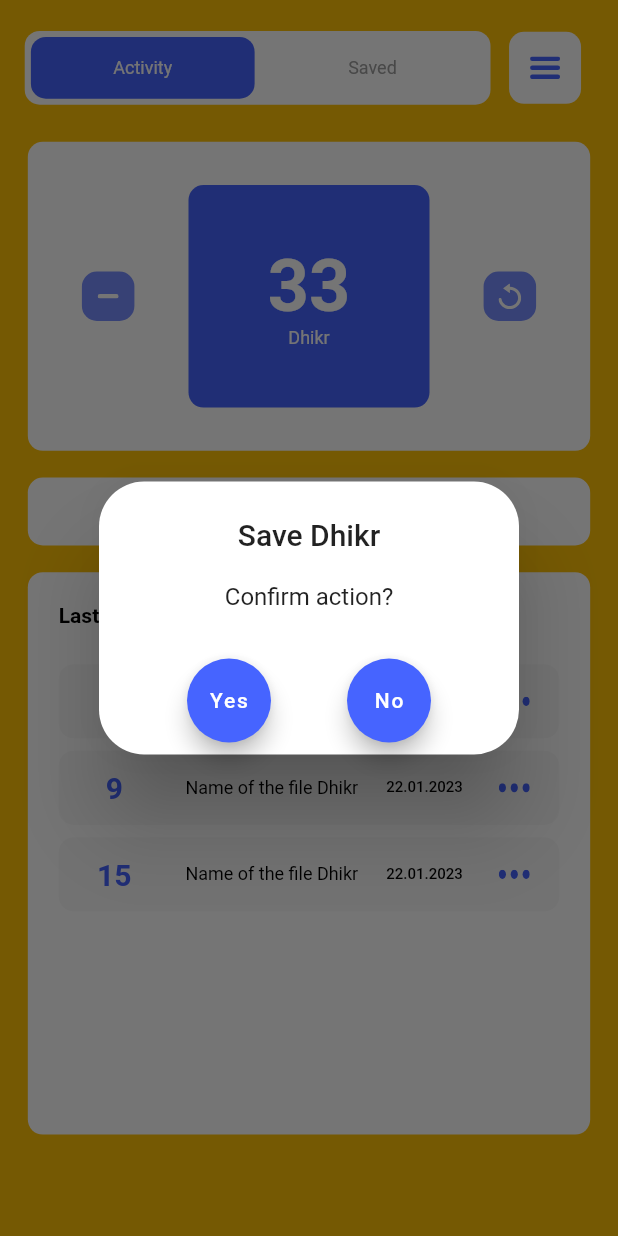
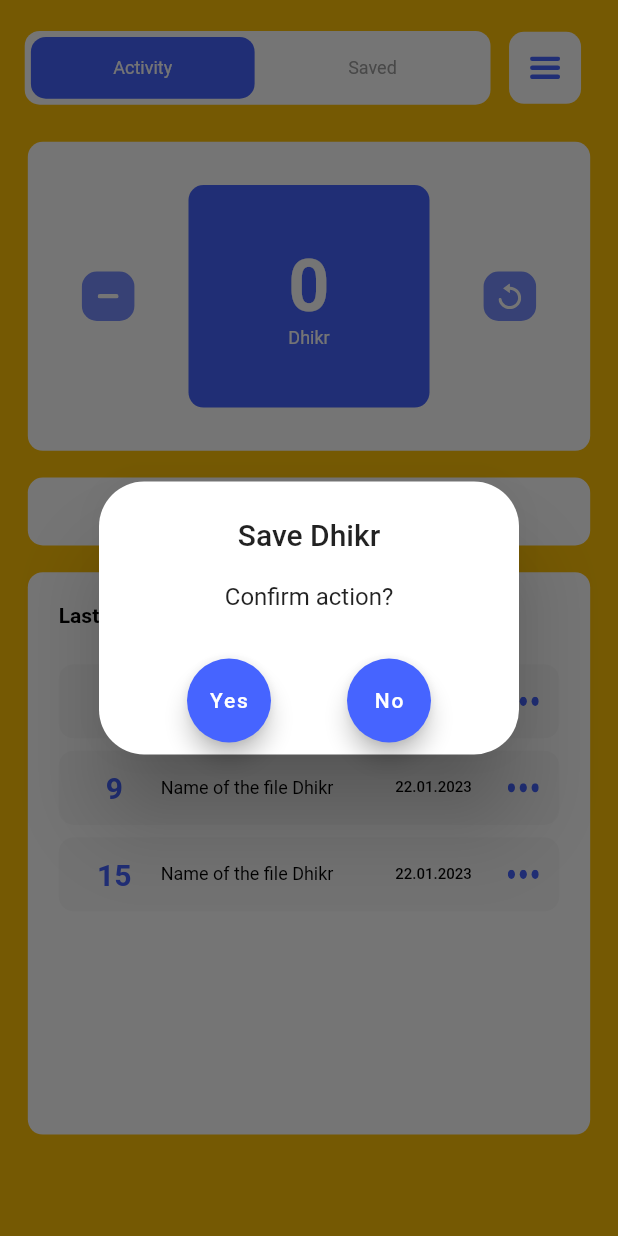
Before and after one commit to Kuzetov-Alexander/project_tasbik, a Flutter app: the screen it shows after launch, after a tap on "Save Dhikr", on a phone screen of 412 x 824 dp. Run offline on Flutter 3.47's test engine with Material 2 defaults, Android fonts, the phone set to English and light mode, and no system bars; our stand-ins replace flutter_svg, shared_preferences, sizer.

Commit message:
01.02.2023

```diff
--- a/lib/main.dart
+++ b/lib/main.dart
@@ -32,6 +32,10 @@ class MyHomePage extends StatefulWidget {
 
 class _MyHomePageState extends State<MyHomePage> {
   bool _switcher = false;
+  void func() {
+    setState(() {});
+  }
+
   @override
   Widget build(BuildContext context) {
     return Scaffold(
@@ -43,7 +47,7 @@ class _MyHomePageState extends State<MyHomePage> {
           child: SingleChildScrollView(
             physics: SizerUtil.orientation == Orientation.portrait
                 ? const NeverScrollableScrollPhysics()
-                : null,
+                : const AlwaysScrollableScrollPhysics(),
             child: Column(
               children: [
                 Row(
--- a/lib/widgets/counter_widget.dart
+++ b/lib/widgets/counter_widget.dart
@@ -1,5 +1,6 @@
 import 'package:flutter/material.dart';
 import 'package:flutter_svg/flutter_svg.dart';
+import 'package:shared_preferences/shared_preferences.dart';
 import 'package:sizer/sizer.dart';
 import 'package:tasbix/main.dart';
 
@@ -13,7 +14,23 @@ class CounterWidget extends StatefulWidget {
 }
 
 class _CounterWidgetState extends State<CounterWidget> {
-  int counter = 33;
+  int counter = 0;
+
+  final initPreferences = SharedPreferences.getInstance();
+
+  Future<void> getcounter() async {
+    final prefs = await initPreferences;
+    if (prefs.containsKey('counter')) {
+      counter = prefs.getInt('counter')!;
+      setState(() {});
+    } else {}
+  }
+
+  @override
+  void initState() {
+    getcounter();
+    super.initState();
+  }
 
   @override
   Widget build(BuildContext context) {
@@ -53,24 +70,29 @@ class _CounterWidgetState extends State<CounterWidget> {
               backgroundColor:
                   MaterialStateProperty.all(const Color(0xff778DFF)),
             ),
-            onPressed: () {
-              setState(() {
-                counter--;
-              });
+            onPressed: () async {
+              final prefs = await initPreferences;
+              if (counter > 0) {
+                setState(() {
+                  counter--;
+                });
+                await prefs.setInt('counter', counter);
+              }
             },
             child: SvgPicture.asset(
               'assets/images/remove.svg',
             ),
           ),
           InkWell(
-            onTap: () {
+            onTap: () async {
+              final prefs = await initPreferences;
               setState(() {
                 counter++;
               });
+              prefs.setInt('counter', counter);
             },
             child: Container(
               width: mapperOrientation(portrait: 39.w, landscape: 60.w),
-              // 39.w,
               height: 18.h,
               decoration: const ShapeDecoration(
                 shape: RoundedRectangleBorder(
@@ -124,10 +146,12 @@ class _CounterWidgetState extends State<CounterWidget> {
               backgroundColor:
                   MaterialStateProperty.all(const Color(0xff778DFF)),
             ),
-            onPressed: () {
+            onPressed: () async {
+              final prefs = await initPreferences;
               setState(() {
-                counter = 33;
+                counter = 0;
               });
+              prefs.setInt('counter', counter);
             },
             child: SvgPicture.asset(
               'assets/images/update.svg',
--- a/lib/widgets/small_container.dart
+++ b/lib/widgets/small_container.dart
@@ -41,16 +41,17 @@ class _SmallContainerState extends State<SmallContainer> {
               textAlign: TextAlign.center,
             ),
           ),
-          SizedBox(width: 8.w),
-          SizedBox(
-            width: mapperOrientation(portrait: 30.w, landscape: 97.w),
-            child: const Text(
+          SizedBox(width: 4.w),
+          const Expanded(
+            child: Text(
               'Name of the file Dhikr',
+              textAlign: TextAlign.start,
               maxLines: 3,
               style: TextStyle(
-                  fontWeight: FontWeight.w400,
-                  fontSize: 12,
-                  color: Colors.black),
+                fontWeight: FontWeight.w400,
+                fontSize: 12,
+                color: Colors.black,
+              ),
             ),
           ),
           SizedBox(width: 2.5.w),
--- a/pubspec.yaml
+++ b/pubspec.yaml
@@ -36,6 +36,7 @@ dependencies:
   sizer: ^2.0.15
   flutter_svg: ^1.1.6
   google_fonts: ^3.0.1
+  shared_preferences: ^2.0.17
 
 dev_dependencies:
   flutter_test:
```
Also changed, not shown: pubspec.lock, 1 other file.
